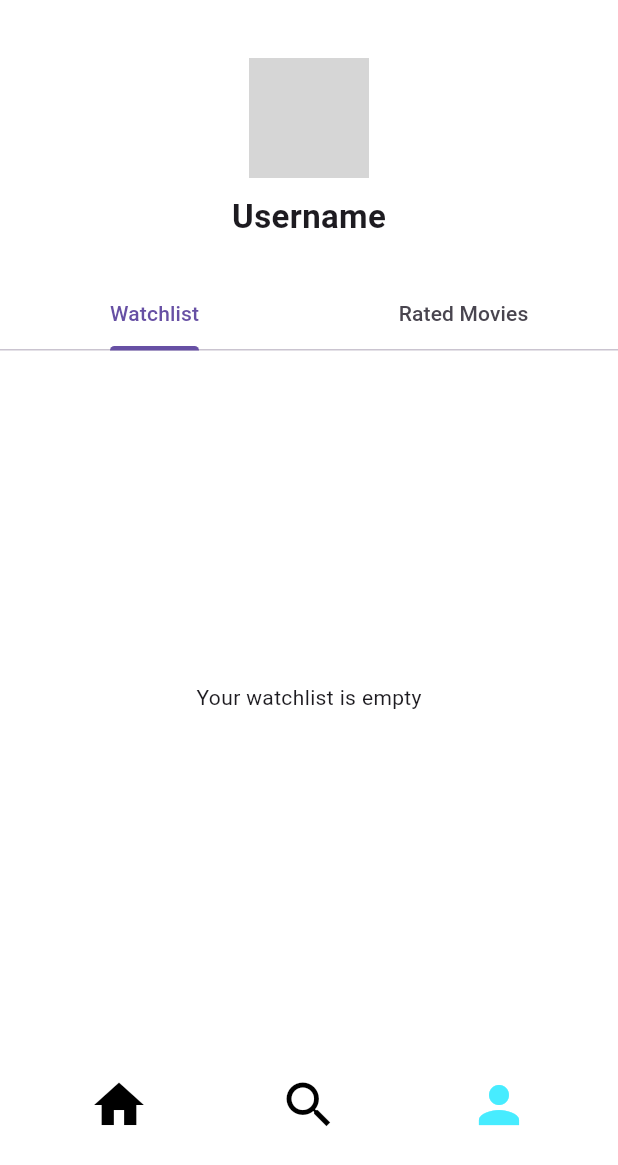
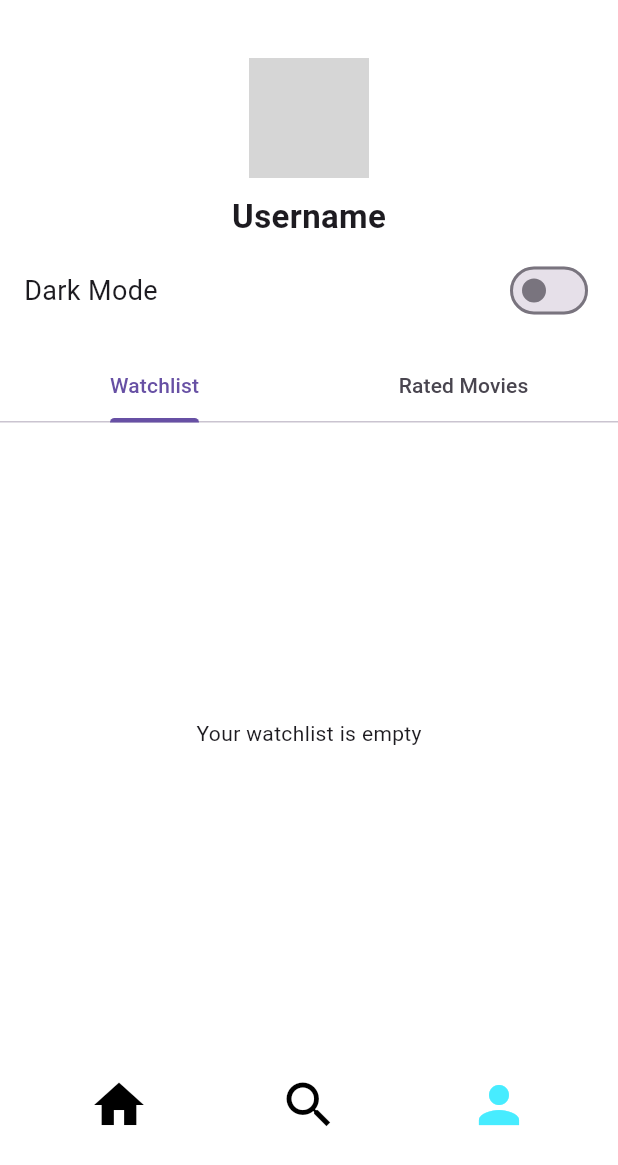
Before and after one commit to KhaledAkel/moviestack-flutter, a Flutter app: the ProfilePage screen opened by its route, on a phone screen of 412 x 824 dp, the part 71-1236 px from its top. Run offline on Flutter 3.47's test engine with Material 3 defaults, Android fonts, the phone set to English and light mode, and no system bars; our stand-ins replace dio, flutter_dotenv, go_router, google_fonts; network calls fail; grey boxes are pictures that could not be loaded.

Commit message:
Add theme toggle functionality to ProfilePage; enhance TV show details display and update routing for TV shows

```diff
--- a/lib/controllers/tmdb_api/tmdp_api_controllers.dart
+++ b/lib/controllers/tmdb_api/tmdp_api_controllers.dart
@@ -67,7 +67,7 @@ class TMDBApi {
     try {
       final response =
           await _dio.get('/tv/$id', queryParameters: {'api_key': apiKey});
-      return response.data;
+      return response.data; // Returns TV Show details
     } catch (e) {
       throw Exception("Failed to fetch TV show details: $e");
     }
--- a/lib/views/pages/profile_page/profile_page.dart
+++ b/lib/views/pages/profile_page/profile_page.dart
@@ -10,13 +10,15 @@ class ProfilePage extends StatelessWidget {
   Widget build(BuildContext context) {
     final movieProvider = Provider.of<MovieProvider>(context);
 
+    // Access the theme toggle notifier to switch themes
+    final themeNotifier = ValueNotifier<bool>(false); // Update this notifier
+
     return Scaffold(
       appBar: AppTopBar(),
       body: DefaultTabController(
         length: 2,
         child: Column(
           children: [
-            // User Profile Information (Optional)
             Padding(
               padding: const EdgeInsets.all(16.0),
               child: Column(
@@ -24,8 +26,8 @@ class ProfilePage extends StatelessWidget {
                   // Profile Picture and Username
                   CircleAvatar(
                     radius: 40,
-                    backgroundImage: AssetImage(
-                        'assets/images/profile_placeholder.png'), // Placeholder image
+                    backgroundImage: NetworkImage(
+                        'https://res.cloudinary.com/dhaq8ov6w/image/upload/v1733708572/elbupiqvooyuvttar5de.jpg'), // Placeholder image
                   ),
                   SizedBox(height: 10),
                   Text(
@@ -33,7 +35,19 @@ class ProfilePage extends StatelessWidget {
                     style: TextStyle(fontSize: 22, fontWeight: FontWeight.bold),
                   ),
                   SizedBox(height: 10),
-                  // You can add options to toggle theme, language, etc. here
+                  // Theme Switcher
+                  Row(
+                    mainAxisAlignment: MainAxisAlignment.spaceBetween,
+                    children: [
+                      Text('Dark Mode', style: TextStyle(fontSize: 18)),
+                      Switch(
+                        value: themeNotifier.value,
+                        onChanged: (value) {
+                          themeNotifier.value = value;
+                        },
+                      ),
+                    ],
+                  ),
                 ],
               ),
             ),
--- a/lib/views/router/go_router.dart
+++ b/lib/views/router/go_router.dart
@@ -22,7 +22,7 @@ final GoRouter router = GoRouter(
           MovieDetailsPage(movieId: int.parse(state.pathParameters['id']!)),
     ),
     GoRoute(
-      path: '/tv-show/:id',
+      path: '/tv/:id', // Changed this to match the path used in SearchPage
       builder: (context, state) =>
           TvShowDetailsPage(tvShowId: int.parse(state.pathParameters['id']!)),
     ),
--- a/lib/views/theme/app_theme.dart
+++ b/lib/views/theme/app_theme.dart
@@ -5,4 +5,9 @@ class AppTheme {
     scaffoldBackgroundColor: Colors.white,
     primaryColor: Colors.black,
   );
+
+  static final ThemeData darkTheme = ThemeData(
+    scaffoldBackgroundColor: Colors.black,
+    primaryColor: Colors.white,
+  );
 }
```
Also changed, not shown: lib/views/pages/tv_show_details_page/tv_show_details_page.dart (+12 -1 lines).
